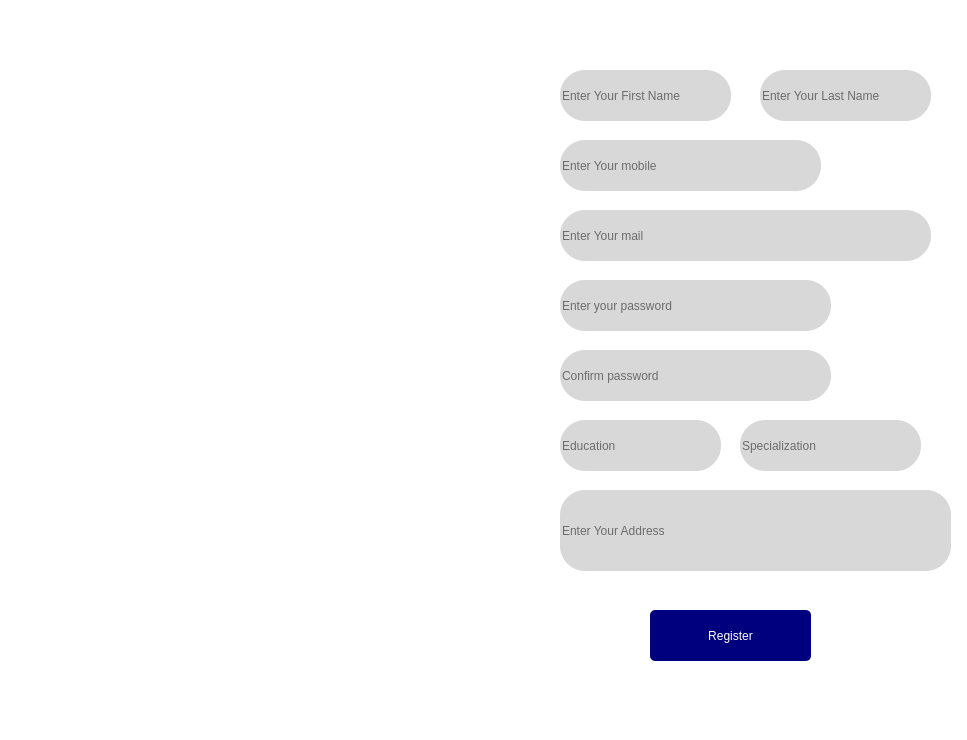
First picture: the form in frontend/trailregister.ui, repository rushii1192/covid-mgmt, before the edit.
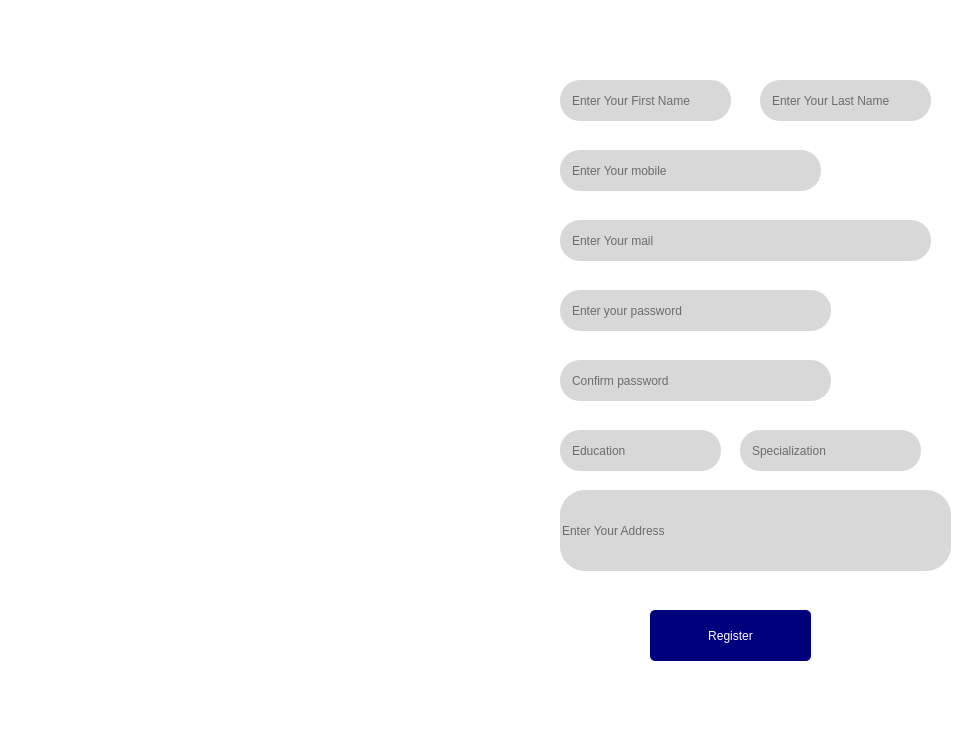
Second picture: the form after the edit. Icons and pictures are not drawn.

The edit to the form file:
```diff
--- a/frontend/trailregister.ui
+++ b/frontend/trailregister.ui
@@ -47,14 +47,15 @@
     <property name="geometry">
      <rect>
       <x>560</x>
-      <y>70</y>
+      <y>80</y>
       <width>171</width>
-      <height>51</height>
+      <height>41</height>
      </rect>
     </property>
     <property name="styleSheet">
      <string notr="true">background-color: rgb(216, 216, 216);
-border-radius: 25px;</string>
+border-radius: 20px;
+padding-left:10px;</string>
     </property>
     <property name="placeholderText">
      <string>Enter Your First Name</string>
@@ -64,14 +65,15 @@
     <property name="geometry">
      <rect>
       <x>560</x>
-      <y>140</y>
+      <y>150</y>
       <width>261</width>
-      <height>51</height>
+      <height>41</height>
      </rect>
     </property>
     <property name="styleSheet">
      <string notr="true">background-color: rgb(216, 216, 216);
-border-radius: 25px;</string>
+border-radius: 20px;
+padding-left:10px;</string>
     </property>
     <property name="placeholderText">
      <string>Enter Your mobile</string>
@@ -81,14 +83,15 @@
     <property name="geometry">
      <rect>
       <x>560</x>
-      <y>210</y>
+      <y>220</y>
       <width>371</width>
-      <height>51</height>
+      <height>41</height>
      </rect>
     </property>
     <property name="styleSheet">
      <string notr="true">background-color: rgb(216, 216, 216);
-border-radius: 25px;</string>
+border-radius: 20px;
+padding-left:10px;</string>
     </property>
     <property name="placeholderText">
      <string>Enter Your mail</string>
@@ -98,14 +101,15 @@
     <property name="geometry">
      <rect>
       <x>560</x>
-      <y>280</y>
+      <y>290</y>
       <width>271</width>
-      <height>51</height>
+      <height>41</height>
      </rect>
     </property>
     <property name="styleSheet">
      <string notr="true">background-color: rgb(216, 216, 216);
-border-radius: 25px;</string>
+border-radius: 20px;
+padding-left:10px;</string>
     </property>
     <property name="echoMode">
      <enum>QLineEdit::Password</enum>
@@ -118,14 +122,15 @@
     <property name="geometry">
      <rect>
       <x>760</x>
-      <y>70</y>
+      <y>80</y>
       <width>171</width>
-      <height>51</height>
+      <height>41</height>
      </rect>
     </property>
     <property name="styleSheet">
      <string notr="true">background-color: rgb(216, 216, 216);
-border-radius: 25px;</string>
+border-radius: 20px;
+padding-left:10px;</string>
     </property>
     <property name="placeholderText">
      <string>Enter Your Last Name</string>
@@ -135,14 +140,15 @@
     <property name="geometry">
      <rect>
       <x>560</x>
-      <y>350</y>
+      <y>360</y>
       <width>271</width>
-      <height>51</height>
+      <height>41</height>
      </rect>
     </property>
     <property name="styleSheet">
      <string notr="true">background-color: rgb(216, 216, 216);
-border-radius: 25px;</string>
+border-radius: 20px;
+padding-left:10px;</string>
     </property>
     <property name="echoMode">
      <enum>QLineEdit::Password</enum>
@@ -155,14 +161,15 @@
     <property name="geometry">
      <rect>
       <x>560</x>
-      <y>420</y>
+      <y>430</y>
       <width>161</width>
-      <height>51</height>
+      <height>41</height>
      </rect>
     </property>
     <property name="styleSheet">
      <string notr="true">background-color: rgb(216, 216, 216);
-border-radius: 25px;</string>
+border-radius: 20px;
+padding-left:10px;</string>
     </property>
     <property name="placeholderText">
      <string>Education</string>
@@ -172,14 +179,15 @@
     <property name="geometry">
      <rect>
       <x>740</x>
-      <y>420</y>
+      <y>430</y>
       <width>181</width>
-      <height>51</height>
+      <height>41</height>
      </rect>
     </property>
     <property name="styleSheet">
      <string notr="true">background-color: rgb(216, 216, 216);
-border-radius: 25px;</string>
+border-radius: 20px;
+padding-left:10px;</string>
     </property>
     <property name="placeholderText">
      <string>Specialization</string>
```
